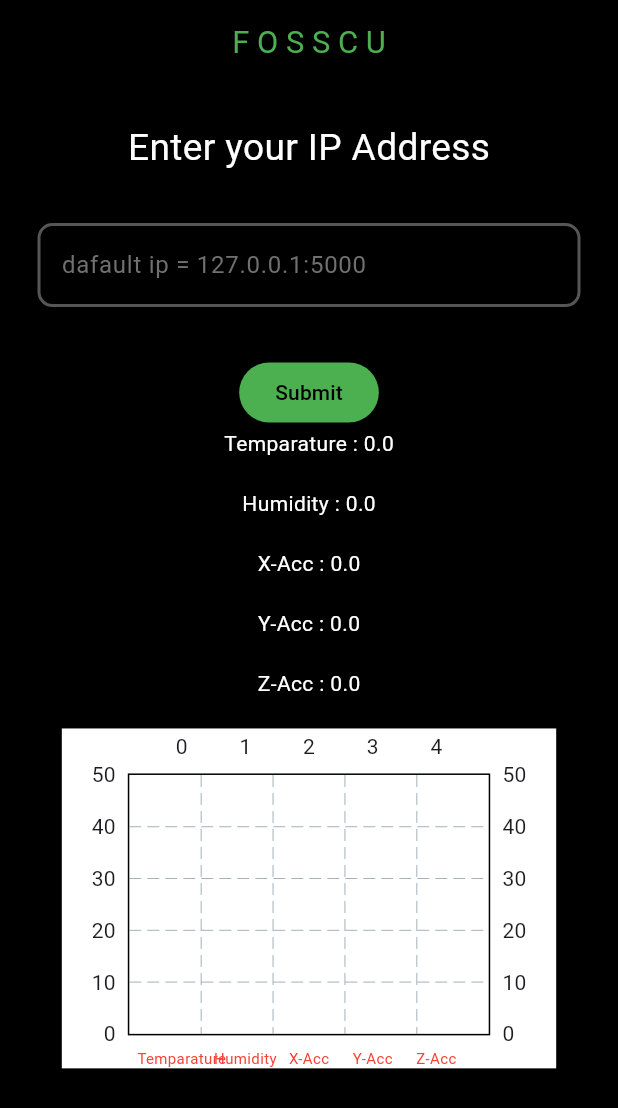
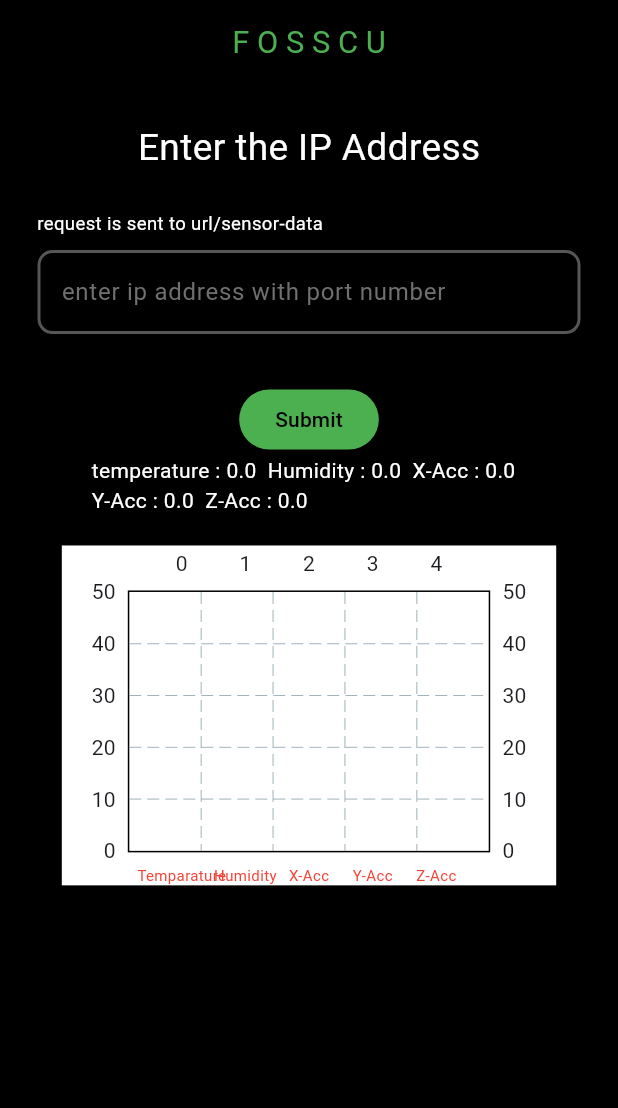
Before and after one commit to Utkarsh4517/fosscgraph, a Flutter app: the screen it shows after launch, after a tap on "Submit", on a phone screen of 412 x 824 dp. Shown: the top 1108 px of the screen. Run offline on Flutter 3.47's test engine with Material 2 defaults, Android fonts, the light colour scheme and no system bars; drawn by our look-alikes of fl_chart; network calls fail.

Commit message:
added ipcontroller

```diff
--- a/lib/pages/homepage.dart
+++ b/lib/pages/homepage.dart
@@ -2,7 +2,7 @@ import 'dart:async';
 import 'package:flutter/material.dart';
 import 'package:fosscapi/bargraph/bar_graph.dart';
 import 'package:fosscapi/services/apiservice.dart';
-import 'package:http/http.dart';
+import 'package:http/http.dart' as http;
 
 class HomePage extends StatefulWidget {
   const HomePage({super.key});
@@ -21,6 +21,7 @@ class _HomePageState extends State<HomePage> {
   Timer? timer;
   List<Map<String, dynamic>> sensorDataList = [];
 
+  final ipController = TextEditingController();
   @override
   void initState() {
     super.initState();
@@ -35,7 +36,8 @@ class _HomePageState extends State<HomePage> {
   /// START TIMER FUNCTION
   void startTimer() {
     timer = Timer.periodic(const Duration(seconds: 1), (Timer t) async {
-      List<Map<String, dynamic>> data = await apiService.getData();
+      List<Map<String, dynamic>> data =
+          await apiService.getData(ipController.text);
       setState(() {
         temperature = data.isNotEmpty
             ? double.tryParse(data[0]['temperature'].substring(0, 4)) ?? 0.0
@@ -59,7 +61,8 @@ class _HomePageState extends State<HomePage> {
   }
 
   Future<void> getData() async {
-    List<Map<String, dynamic>> data = await apiService.getData();
+    List<Map<String, dynamic>> data =
+        await apiService.getData(ipController.text);
     setState(() {
       sensorDataList = data;
     });
@@ -91,12 +94,24 @@ class _HomePageState extends State<HomePage> {
                   height: screenWidth * 0.06,
                 ),
                 Text(
-                  'Enter your IP Address',
+                  'Enter the IP Address',
                   style: TextStyle(
                       color: Colors.white, fontSize: screenWidth * 0.06),
                 ),
                 SizedBox(
-                  height: screenWidth * 0.08,
+                  height: screenWidth * 0.06,
+                ),
+                Container(
+                  margin: EdgeInsets.symmetric(horizontal: screenWidth * 0.06),
+                  alignment: Alignment.centerLeft,
+                  child: Text(
+                    'request is sent to url/sensor-data',
+                    style: TextStyle(
+                        color: Colors.white, fontSize: screenWidth * 0.03),
+                  ),
+                ),
+                SizedBox(
+                  height: screenWidth * 0.02,
                 ),
                 Container(
                   margin: const EdgeInsets.symmetric(horizontal: 25),
@@ -117,7 +132,7 @@ class _HomePageState extends State<HomePage> {
                             width: 2,
                           ),
                           borderRadius: BorderRadius.circular(10)),
-                      hintText: 'dafault ip = 127.0.0.1:5000',
+                      hintText: 'enter ip address with port number',
                       hintStyle: const TextStyle(
                         color: Color.fromARGB(255, 112, 112, 112),
                       ),
@@ -143,29 +158,31 @@ class _HomePageState extends State<HomePage> {
                     height: screenWidth * 1.2,
                     child: Column(
                       children: [
+                        Wrap(
+                          children: [
                             Text(
-                          'Temparature : $temperature',
+                              'temperature : $temperature  ',
                               style: const TextStyle(color: Colors.white),
                             ),
                             const SizedBox(
                               height: 20,
                             ),
                             Text(
-                          'Humidity : $humidity',
+                              'Humidity : $humidity  ',
                               style: const TextStyle(color: Colors.white),
                             ),
                             const SizedBox(
                               height: 20,
                             ),
                             Text(
-                          'X-Acc : $x_acc',
+                              'X-Acc : $x_acc  ',
                               style: const TextStyle(color: Colors.white),
                             ),
                             const SizedBox(
                               height: 20,
                             ),
                             Text(
-                          'Y-Acc : $y_acc',
+                              'Y-Acc : $y_acc  ',
                               style: const TextStyle(color: Colors.white),
                             ),
                             const SizedBox(
@@ -175,14 +192,22 @@ class _HomePageState extends State<HomePage> {
                               'Z-Acc : $z_acc',
                               style: const TextStyle(color: Colors.white),
                             ),
+                          ],
+                        ),
                         const SizedBox(
                           height: 20,
                         ),
                         Container(
                           color: Colors.white,
                           height: screenWidth * 0.55,
-                          child:  MyBarGraph(
-                            barData: [temperature, humidity, x_acc, y_acc, z_acc],
+                          child: MyBarGraph(
+                            barData: [
+                              temperature,
+                              humidity,
+                              x_acc,
+                              y_acc,
+                              z_acc
+                            ],
                           ),
                         ),
                       ],
--- a/lib/services/apiservice.dart
+++ b/lib/services/apiservice.dart
@@ -2,9 +2,12 @@ import 'package:http/http.dart';
 import 'dart:convert';
 
 class ApiService {
-  Future<List<Map<String, dynamic>>> getData() async {
+  Future<List<Map<String, dynamic>>> getData(String ip) async {
+    final headers = {
+      "accept": "application/json"
+    };
     try {
-      final response = await get(Uri.parse('http://127.0.0.1:5000/sensor-data'));
+      final response = await get(Uri.parse('http://$ip/sensor-data'), headers: headers);
 
 
       if (response.statusCode == 200) {
@@ -25,7 +28,7 @@ class ApiService {
         return sensorDataList;
       }
     } catch (e) {
-      print(e.toString());
+      print(e);
     }
     return [];
   }
```
Also changed, not shown: pubspec.lock, 1 other file. Lines whose indentation alone changed are shown as unchanged.
